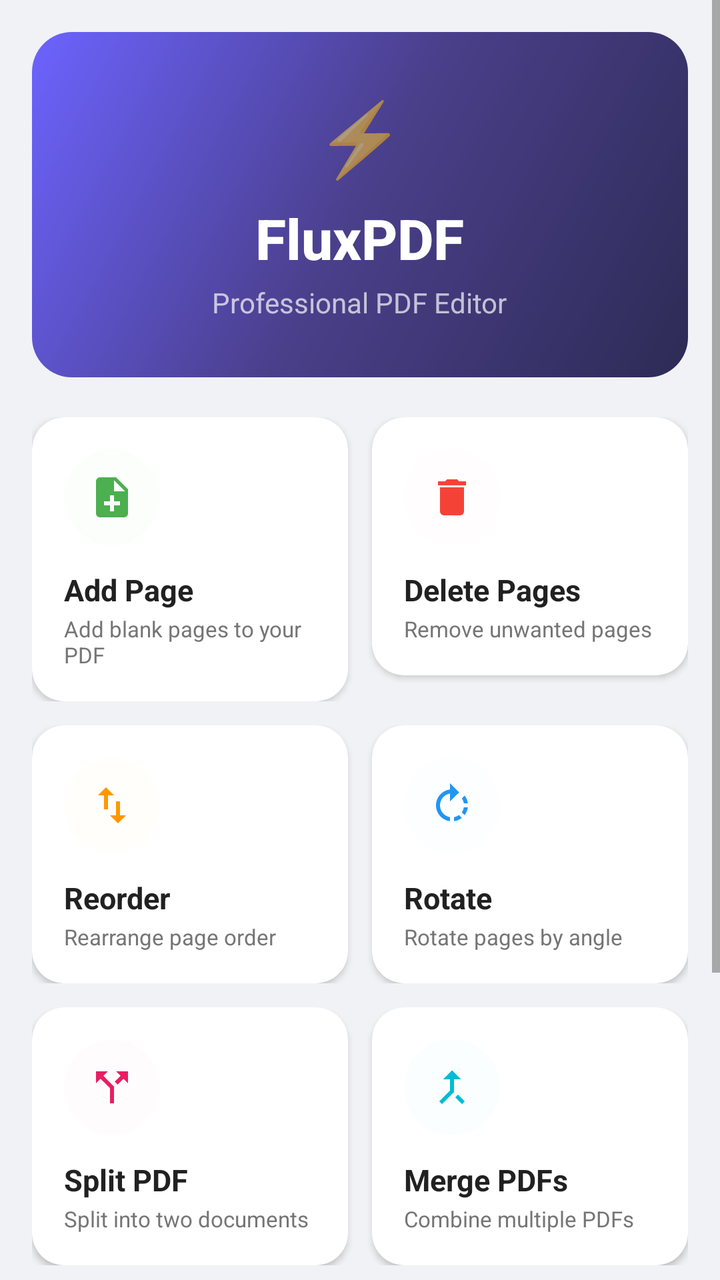
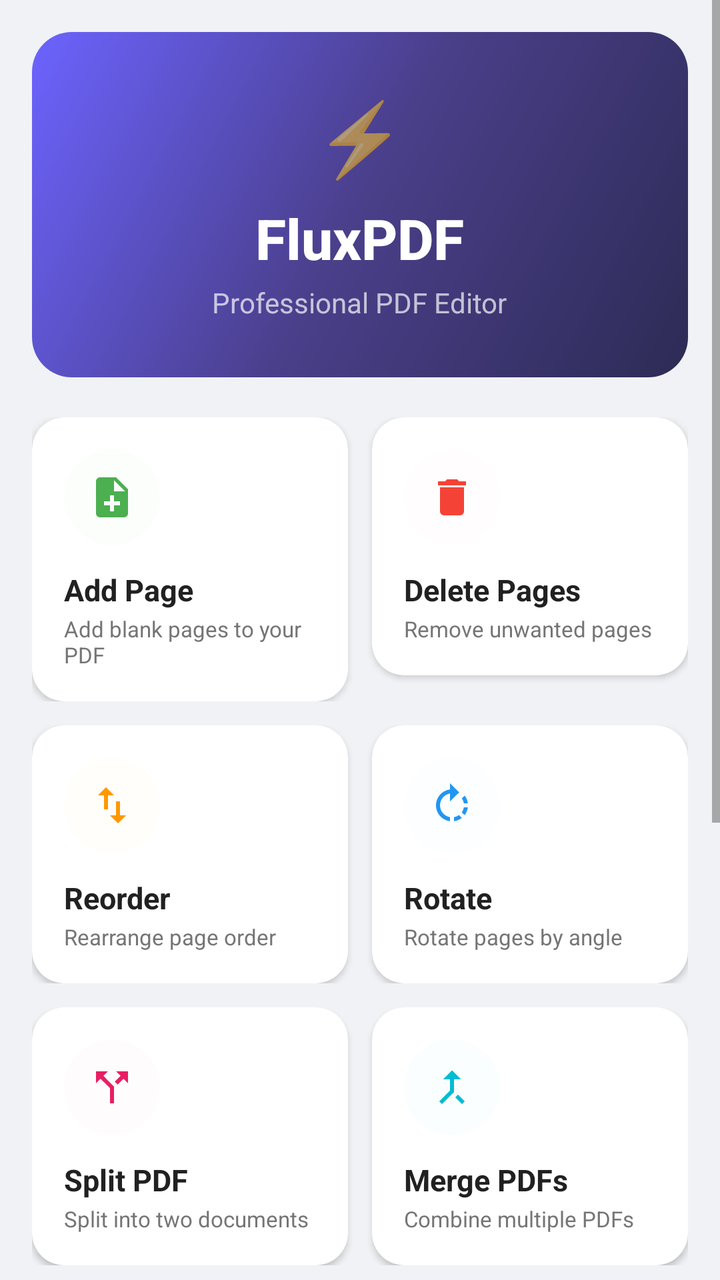

Two renders of the same Android screen: before a commit and after it. Below are the layout's source before the change and the commit's diff.
<!-- AndroidManifest.xml: application theme Theme.Fluxpdf -->
<!-- res/layout/activity_main.xml -->
<?xml version="1.0" encoding="utf-8"?>
<ScrollView xmlns:android="http://schemas.android.com/apk/res/android"
    xmlns:app="http://schemas.android.com/apk/res-auto"
    android:layout_width="match_parent"
    android:layout_height="match_parent"
    android:fillViewport="true"
    android:background="@color/colorBackground">

    <LinearLayout
        android:layout_width="match_parent"
        android:layout_height="wrap_content"
        android:orientation="vertical"
        android:padding="16dp">

        
        <LinearLayout
            android:layout_width="match_parent"
            android:layout_height="wrap_content"
            android:orientation="vertical"
            android:background="@drawable/bg_header"
            android:padding="28dp"
            android:layout_marginBottom="20dp"
            android:gravity="center">

            <TextView
                android:layout_width="wrap_content"
                android:layout_height="wrap_content"
                android:text="⚡"
                android:textSize="36sp"
                android:layout_marginBottom="8dp" />

            <TextView
                android:layout_width="wrap_content"
                android:layout_height="wrap_content"
                android:text="@string/app_name"
                android:textSize="28sp"
                android:textStyle="bold"
                android:textColor="@color/white"
                android:fontFamily="sans-serif-medium" />

            <TextView
                android:layout_width="wrap_content"
                android:layout_height="wrap_content"
                android:text="@string/app_subtitle"
                android:textSize="14sp"
                android:textColor="#B0FFFFFF"
                android:layout_marginTop="4dp" />
        </LinearLayout>

        
        <LinearLayout
            android:layout_width="match_parent"
            android:layout_height="wrap_content"
            android:orientation="horizontal"
            android:layout_marginBottom="12dp"
            android:weightSum="2">

            <com.google.android.material.card.MaterialCardView
                android:id="@+id/cardAddPage"
                android:layout_width="0dp"
                android:layout_height="wrap_content"
                android:layout_weight="1"
                android:layout_marginEnd="6dp"
                app:cardCornerRadius="16dp"
                app:cardElevation="2dp"
                app:strokeWidth="0dp"
                android:clickable="true"
                android:focusable="true"
                android:foreground="?android:attr/selectableItemBackground">

                <LinearLayout
                    android:layout_width="match_parent"
                    android:layout_height="wrap_content"
                    android:orientation="vertical"
                    android:padding="16dp">

                    <FrameLayout
                        android:layout_width="48dp"
                        android:layout_height="48dp"
                        android:background="@drawable/bg_icon_circle"
                        android:backgroundTint="@color/cardIconBgAddPage"
                        android:layout_marginBottom="12dp">

                        <ImageView
                            android:layout_width="24dp"
                            android:layout_height="24dp"
                            android:layout_gravity="center"
                            android:src="@drawable/ic_add_page"
                            app:tint="@color/cardIconAddPage" />
                    </FrameLayout>

                    <TextView
                        android:layout_width="wrap_content"
                        android:layout_height="wrap_content"
                        android:text="@string/title_add_page"
                        android:textSize="15sp"
                        android:textStyle="bold"
                        android:textColor="@color/colorTextPrimary" />

                    <TextView
                        android:layout_width="wrap_content"
                        android:layout_height="wrap_content"
                        android:text="@string/desc_add_page"
                        android:textSize="11sp"
                        android:textColor="@color/colorTextSecondary"
                        android:layout_marginTop="2dp" />
                </LinearLayout>
            </com.google.android.material.card.MaterialCardView>

            <com.google.android.material.card.MaterialCardView
                android:id="@+id/cardDeletePage"
                android:layout_width="0dp"
                android:layout_height="wrap_content"
                android:layout_weight="1"
                android:layout_marginStart="6dp"
                app:cardCornerRadius="16dp"
                app:cardElevation="2dp"
                app:strokeWidth="0dp"
                android:clickable="true"
                android:focusable="true"
                android:foreground="?android:attr/selectableItemBackground">

                <LinearLayout
                    android:layout_width="match_parent"
                    android:layout_height="wrap_content"
                    android:orientation="vertical"
                    android:padding="16dp">

                    <FrameLayout
                        android:layout_width="48dp"
                        android:layout_height="48dp"
                        android:background="@drawable/bg_icon_circle"
                        android:backgroundTint="@color/cardIconBgDelete"
                        android:layout_marginBottom="12dp">

                        <ImageView
                            android:layout_width="24dp"
                            android:layout_height="24dp"
                            android:layout_gravity="center"
                            android:src="@drawable/ic_delete_page"
                            app:tint="@color/cardIconDelete" />
                    </FrameLayout>

                    <TextView
                        android:layout_width="wrap_content"
                        android:layout_height="wrap_content"
                        android:text="@string/title_delete_page"
                        android:textSize="15sp"
                        android:textStyle="bold"
                        android:textColor="@color/colorTextPrimary" />

                    <TextView
                        android:layout_width="wrap_content"
                        android:layout_height="wrap_content"
                        android:text="@string/desc_delete_page"
                        android:textSize="11sp"
                        android:textColor="@color/colorTextSecondary"
                        android:layout_marginTop="2dp" />
                </LinearLayout>
            </com.google.android.material.card.MaterialCardView>
        </LinearLayout>

        
        <LinearLayout
            android:layout_width="match_parent"
            android:layout_height="wrap_content"
            android:orientation="horizontal"
            android:layout_marginBottom="12dp"
            android:weightSum="2">

            <com.google.android.material.card.MaterialCardView
                android:id="@+id/cardReorder"
                android:layout_width="0dp"
                android:layout_height="wrap_content"
                android:layout_weight="1"
                android:layout_marginEnd="6dp"
                app:cardCornerRadius="16dp"
                app:cardElevation="2dp"
                app:strokeWidth="0dp"
                android:clickable="true"
                android:focusable="true"
                android:foreground="?android:attr/selectableItemBackground">

                <LinearLayout
                    android:layout_width="match_parent"
                    android:layout_height="wrap_content"
                    android:orientation="vertical"
                    android:padding="16dp">

                    <FrameLayout
                        android:layout_width="48dp"
                        android:layout_height="48dp"
                        android:background="@drawable/bg_icon_circle"
                        android:backgroundTint="@color/cardIconBgReorder"
                        android:layout_marginBottom="12dp">

                        <ImageView
                            android:layout_width="24dp"
                            android:layout_height="24dp"
                            android:layout_gravity="center"
                            android:src="@drawable/ic_reorder"
                            app:tint="@color/cardIconReorder" />
                    </FrameLayout>

                    <TextView
                        android:layout_width="wrap_content"
                        android:layout_height="wrap_content"
                        android:text="@string/title_reorder"
                        android:textSize="15sp"
                        android:textStyle="bold"
                        android:textColor="@color/colorTextPrimary" />

                    <TextView
                        android:layout_width="wrap_content"
                        android:layout_height="wrap_content"
                        android:text="@string/desc_reorder"
                        android:textSize="11sp"
                        android:textColor="@color/colorTextSecondary"
                        android:layout_marginTop="2dp" />
                </LinearLayout>
            </com.google.android.material.card.MaterialCardView>

            <com.google.android.material.card.MaterialCardView
                android:id="@+id/cardRotate"
                android:layout_width="0dp"
                android:layout_height="wrap_content"
                android:layout_weight="1"
                android:layout_marginStart="6dp"
                app:cardCornerRadius="16dp"
                app:cardElevation="2dp"
                app:strokeWidth="0dp"
                android:clickable="true"
                android:focusable="true"
                android:foreground="?android:attr/selectableItemBackground">

                <LinearLayout
                    android:layout_width="match_parent"
                    android:layout_height="wrap_content"
                    android:orientation="vertical"
                    android:padding="16dp">

                    <FrameLayout
                        android:layout_width="48dp"
                        android:layout_height="48dp"
                        android:background="@drawable/bg_icon_circle"
                        android:backgroundTint="@color/cardIconBgRotate"
                        android:layout_marginBottom="12dp">

                        <ImageView
                            android:layout_width="24dp"
                            android:layout_height="24dp"
                            android:layout_gravity="center"
                            android:src="@drawable/ic_rotate"
                            app:tint="@color/cardIconRotate" />
                    </FrameLayout>

                    <TextView
                        android:layout_width="wrap_content"
                        android:layout_height="wrap_content"
                        android:text="@string/title_rotate"
                        android:textSize="15sp"
                        android:textStyle="bold"
                        android:textColor="@color/colorTextPrimary" />

                    <TextView
                        android:layout_width="wrap_content"
                        android:layout_height="wrap_content"
                        android:text="@string/desc_rotate"
                        android:textSize="11sp"
                        android:textColor="@color/colorTextSecondary"
                        android:layout_marginTop="2dp" />
                </LinearLayout>
            </com.google.android.material.card.MaterialCardView>
        </LinearLayout>

        
        <LinearLayout
            android:layout_width="match_parent"
            android:layout_height="wrap_content"
            android:orientation="horizontal"
            android:layout_marginBottom="12dp"
            android:weightSum="2">

            <com.google.android.material.card.MaterialCardView
                android:id="@+id/cardSplit"
                android:layout_width="0dp"
                android:layout_height="wrap_content"
                android:layout_weight="1"
                android:layout_marginEnd="6dp"
                app:cardCornerRadius="16dp"
                app:cardElevation="2dp"
                app:strokeWidth="0dp"
                android:clickable="true"
                android:focusable="true"
                android:foreground="?android:attr/selectableItemBackground">

                <LinearLayout
                    android:layout_width="match_parent"
                    android:layout_height="wrap_content"
                    android:orientation="vertical"
                    android:padding="16dp">

                    <FrameLayout
                        android:layout_width="48dp"
                        android:layout_height="48dp"
                        android:background="@drawable/bg_icon_circle"
                        android:backgroundTint="@color/cardIconBgSplit"
                        android:layout_marginBottom="12dp">

                        <ImageView
                            android:layout_width="24dp"
                            android:layout_height="24dp"
                            android:layout_gravity="center"
                            android:src="@drawable/ic_split"
                            app:tint="@color/cardIconSplit" />
                    </FrameLayout>

                    <TextView
                        android:layout_width="wrap_content"
                        android:layout_height="wrap_content"
                        android:text="@string/title_split"
                        android:textSize="15sp"
                        android:textStyle="bold"
                        android:textColor="@color/colorTextPrimary" />

                    <TextView
                        android:layout_width="wrap_content"
                        android:layout_height="wrap_content"
                        android:text="@string/desc_split"
                        android:textSize="11sp"
                        android:textColor="@color/colorTextSecondary"
                        android:layout_marginTop="2dp" />
                </LinearLayout>
            </com.google.android.material.card.MaterialCardView>

            <com.google.android.material.card.MaterialCardView
                android:id="@+id/cardMerge"
                android:layout_width="0dp"
                android:layout_height="wrap_content"
                android:layout_weight="1"
                android:layout_marginStart="6dp"
                app:cardCornerRadius="16dp"
                app:cardElevation="2dp"
                app:strokeWidth="0dp"
                android:clickable="true"
                android:focusable="true"
                android:foreground="?android:attr/selectableItemBackground">

                <LinearLayout
                    android:layout_width="match_parent"
                    android:layout_height="wrap_content"
                    android:orientation="vertical"
                    android:padding="16dp">

                    <FrameLayout
                        android:layout_width="48dp"
                        android:layout_height="48dp"
                        android:background="@drawable/bg_icon_circle"
                        android:backgroundTint="@color/cardIconBgMerge"
                        android:layout_marginBottom="12dp">

                        <ImageView
                            android:layout_width="24dp"
                            android:layout_height="24dp"
                            android:layout_gravity="center"
                            android:src="@drawable/ic_merge"
                            app:tint="@color/cardIconMerge" />
                    </FrameLayout>

                    <TextView
                        android:layout_width="wrap_content"
                        android:layout_height="wrap_content"
                        android:text="@string/title_merge"
                        android:textSize="15sp"
                        android:textStyle="bold"
                        android:textColor="@color/colorTextPrimary" />

                    <TextView
                        android:layout_width="wrap_content"
                        android:layout_height="wrap_content"
                        android:text="@string/desc_merge"
                        android:textSize="11sp"
                        android:textColor="@color/colorTextSecondary"
                        android:layout_marginTop="2dp" />
                </LinearLayout>
            </com.google.android.material.card.MaterialCardView>
        </LinearLayout>

        
        <LinearLayout
            android:layout_width="match_parent"
            android:layout_height="wrap_content"
            android:orientation="horizontal"
            android:layout_marginBottom="12dp"
            android:weightSum="2">

            <com.google.android.material.card.MaterialCardView
                android:id="@+id/cardExtract"
                android:layout_width="0dp"
                android:layout_height="wrap_content"
                android:layout_weight="1"
                android:layout_marginEnd="6dp"
                app:cardCornerRadius="16dp"
                app:cardElevation="2dp"
                app:strokeWidth="0dp"
                android:clickable="true"
                android:focusable="true"
                android:foreground="?android:attr/selectableItemBackground">

                <LinearLayout
                    android:layout_width="match_parent"
                    android:layout_height="wrap_content"
                    android:orientation="vertical"
                    android:padding="16dp">

                    <FrameLayout
                        android:layout_width="48dp"
                        android:layout_height="48dp"
                        android:background="@drawable/bg_icon_circle"
                        android:backgroundTint="@color/cardIconBgExtract"
                        android:layout_marginBottom="12dp">

                        <ImageView
                            android:layout_width="24dp"
                            android:layout_height="24dp"
                            android:layout_gravity="center"
                            android:src="@drawable/ic_extract"
                            app:tint="@color/cardIconExtract" />
                    </FrameLayout>

                    <TextView
                        android:layout_width="wrap_content"
                        android:layout_height="wrap_content"
                        android:text="@string/title_extract"
                        android:textSize="15sp"
                        android:textStyle="bold"
                        android:textColor="@color/colorTextPrimary" />

                    <TextView
                        android:layout_width="wrap_content"
                        android:layout_height="wrap_content"
                        android:text="@string/desc_extract"
                        android:textSize="11sp"
                        android:textColor="@color/colorTextSecondary"
                        android:layout_marginTop="2dp" />
                </LinearLayout>
            </com.google.android.material.card.MaterialCardView>

            <com.google.android.material.card.MaterialCardView
                android:id="@+id/cardCrop"
                android:layout_width="0dp"
                android:layout_height="wrap_content"
                android:layout_weight="1"
                android:layout_marginStart="6dp"
                app:cardCornerRadius="16dp"
                app:cardElevation="2dp"
                app:strokeWidth="0dp"
                android:clickable="true"
                android:focusable="true"
                android:foreground="?android:attr/selectableItemBackground">

                <LinearLayout
                    android:layout_width="match_parent"
                    android:layout_height="wrap_content"
                    android:orientation="vertical"
                    android:padding="16dp">

                    <FrameLayout
                        android:layout_width="48dp"
                        android:layout_height="48dp"
                        android:background="@drawable/bg_icon_circle"
                        android:backgroundTint="@color/cardIconBgCrop"
                        android:layout_marginBottom="12dp">

                        <ImageView
                            android:layout_width="24dp"
                            android:layout_height="24dp"
                            android:layout_gravity="center"
                            android:src="@drawable/ic_crop"
                            app:tint="@color/cardIconCrop" />
                    </FrameLayout>

                    <TextView
                        android:layout_width="wrap_content"
                        android:layout_height="wrap_content"
                        android:text="@string/title_crop"
                        android:textSize="15sp"
                        android:textStyle="bold"
                        android:textColor="@color/colorTextPrimary" />

                    <TextView
                        android:layout_width="wrap_content"
                        android:layout_height="wrap_content"
                        android:text="@string/desc_crop"
                        android:textSize="11sp"
                        android:textColor="@color/colorTextSecondary"
                        android:layout_marginTop="2dp" />
                </LinearLayout>
            </com.google.android.material.card.MaterialCardView>
        </LinearLayout>

        
        <TextView
            android:layout_width="match_parent"
            android:layout_height="wrap_content"
            android:text="Select a tool to get started"
            android:textSize="12sp"
            android:textColor="@color/colorTextSecondary"
            android:gravity="center"
            android:layout_marginTop="8dp"
            android:layout_marginBottom="16dp" />

    </LinearLayout>
</ScrollView>
<!-- resources referenced by this layout -->
<resources>
  <color name="cardIconAddPage">#FF4CAF50</color>
  <color name="cardIconBgAddPage">#FFE8F5E9</color>
  <color name="cardIconBgCrop">#FFEDE7F6</color>
  <color name="cardIconBgDelete">#FFFFEBEE</color>
  <color name="cardIconBgExtract">#FFF3E5F5</color>
  <color name="cardIconBgMerge">#FFE0F7FA</color>
  <color name="cardIconBgReorder">#FFFFF3E0</color>
  <color name="cardIconBgRotate">#FFE3F2FD</color>
  <color name="cardIconBgSplit">#FFFCE4EC</color>
  <color name="cardIconCrop">#FF673AB7</color>
  <color name="cardIconDelete">#FFF44336</color>
  <color name="cardIconExtract">#FF9C27B0</color>
  <color name="cardIconMerge">#FF00BCD4</color>
  <color name="cardIconReorder">#FFFF9800</color>
  <color name="cardIconRotate">#FF2196F3</color>
  <color name="cardIconSplit">#FFE91E63</color>
  <color name="colorBackground">#FFF0F2F5</color>
  <color name="colorTextPrimary">#FF212121</color>
  <color name="colorTextSecondary">#FF757575</color>
  <color name="white">#FFFFFFFF</color>
  <!-- drawable bg_icon_circle (drawable) -->
  <?xml version="1.0" encoding="utf-8"?>
  <shape xmlns:android="http://schemas.android.com/apk/res/android"
      android:shape="oval">
      <solid android:color="#22000000" />
      <size
          android:width="48dp"
          android:height="48dp" />
  </shape>
  <!-- drawable ic_extract (drawable) -->
  <?xml version="1.0" encoding="utf-8"?>
  <vector xmlns:android="http://schemas.android.com/apk/res/android"
      android:width="24dp"
      android:height="24dp"
      android:viewportWidth="24"
      android:viewportHeight="24">
      <path
          android:fillColor="#FF9C27B0"
          android:pathData="M19,9h-4V3H9v6H5l7,7 7,-7zM5,18v2h14v-2H5z" />
  </vector>
  <string name="app_name">FluxPDF</string>
  <string name="app_subtitle">Professional PDF Editor</string>
  <string name="desc_add_page">Add blank pages to your PDF</string>
  <string name="desc_crop">Trim page margins</string>
  <string name="desc_delete_page">Remove unwanted pages</string>
  <string name="desc_extract">Extract specific pages</string>
  <string name="desc_merge">Combine multiple PDFs</string>
  <string name="desc_reorder">Rearrange page order</string>
  <string name="desc_rotate">Rotate pages by angle</string>
  <string name="desc_split">Split into two documents</string>
  <string name="title_add_page">Add Page</string>
  <string name="title_crop">Crop Pages</string>
  <string name="title_delete_page">Delete Pages</string>
  <string name="title_extract">Extract</string>
  <string name="title_merge">Merge PDFs</string>
  <string name="title_reorder">Reorder</string>
  <string name="title_rotate">Rotate</string>
  <string name="title_split">Split PDF</string>
  <color name="colorPrimary">#FF6C63FF</color>
  <color name="colorPrimaryDark">#FF5A52D5</color>
  <color name="colorOnPrimary">#FFFFFFFF</color>
  <color name="colorAccent">#FFFF6584</color>
  <color name="colorHeaderBg">#FF2D2B55</color>
  <!-- unchanged entries left out for length: 9 -->
</resources>

<!-- the commit's change to res/layout/activity_main.xml (unified diff, before → after) -->
@@ -498,6 +498,73 @@
                 </LinearLayout>
             </com.google.android.material.card.MaterialCardView>
         </LinearLayout>
+        
+        
+        <LinearLayout
+            android:layout_width="match_parent"
+            android:layout_height="wrap_content"
+            android:orientation="horizontal"
+            android:layout_marginBottom="12dp"
+            android:weightSum="2">
+
+            <com.google.android.material.card.MaterialCardView
+                android:id="@+id/cardViewPdf"
+                android:layout_width="0dp"
+                android:layout_height="wrap_content"
+                android:layout_weight="1"
+                android:layout_marginEnd="6dp"
+                app:cardCornerRadius="16dp"
+                app:cardElevation="2dp"
+                app:strokeWidth="0dp"
+                android:clickable="true"
+                android:focusable="true"
+                android:foreground="?android:attr/selectableItemBackground">
+
+                <LinearLayout
+                    android:layout_width="match_parent"
+                    android:layout_height="wrap_content"
+                    android:orientation="vertical"
+                    android:padding="16dp">
+
+                    <FrameLayout
+                        android:layout_width="48dp"
+                        android:layout_height="48dp"
+                        android:background="@drawable/bg_icon_circle"
+                        android:backgroundTint="@color/cardIconBgView"
+                        android:layout_marginBottom="12dp">
+
+                        <ImageView
+                            android:layout_width="24dp"
+                            android:layout_height="24dp"
+                            android:layout_gravity="center"
+                            android:src="@drawable/ic_view"
+                            app:tint="@color/cardIconView" />
+                    </FrameLayout>
+
+                    <TextView
+                        android:layout_width="wrap_content"
+                        android:layout_height="wrap_content"
+                        android:text="@string/title_view"
+                        android:textSize="15sp"
+                        android:textStyle="bold"
+                        android:textColor="@color/colorTextPrimary" />
+
+                    <TextView
+                        android:layout_width="wrap_content"
+                        android:layout_height="wrap_content"
+                        android:text="@string/desc_view"
+                        android:textSize="11sp"
+                        android:textColor="@color/colorTextSecondary"
+                        android:layout_marginTop="2dp" />
+                </LinearLayout>
+            </com.google.android.material.card.MaterialCardView>
+            
+            <View
+                android:layout_width="0dp"
+                android:layout_height="wrap_content"
+                android:layout_weight="1"
+                android:layout_marginStart="6dp" />
+        </LinearLayout>
 
         
         <TextView
<!-- resource entries referenced after the edit -->
@@ -9,6 +9,7 @@
   <color name="cardIconBgReorder">#FFFFF3E0</color>
   <color name="cardIconBgRotate">#FFE3F2FD</color>
   <color name="cardIconBgSplit">#FFFCE4EC</color>
+  <color name="cardIconBgView">#FFE8F5E9</color>
   <color name="cardIconCrop">#FF673AB7</color>
   <color name="cardIconDelete">#FFF44336</color>
   <color name="cardIconExtract">#FF9C27B0</color>
@@ -16,6 +17,7 @@
   <color name="cardIconReorder">#FFFF9800</color>
   <color name="cardIconRotate">#FF2196F3</color>
   <color name="cardIconSplit">#FFE91E63</color>
+  <color name="cardIconView">#FF4CAF50</color>
   <color name="colorBackground">#FFF0F2F5</color>
   <color name="colorTextPrimary">#FF212121</color>
   <color name="colorTextSecondary">#FF757575</color>
@@ -40,6 +42,16 @@
           android:fillColor="#FF9C27B0"
           android:pathData="M19,9h-4V3H9v6H5l7,7 7,-7zM5,18v2h14v-2H5z" />
   </vector>
+  <!-- drawable ic_view (drawable) -->
+  <vector xmlns:android="http://schemas.android.com/apk/res/android"
+      android:width="24dp"
+      android:height="24dp"
+      android:viewportWidth="24"
+      android:viewportHeight="24">
+      <path
+          android:fillColor="#000000"
+          android:pathData="M12,4.5C7,4.5 2.73,7.61 1,12c1.73,4.39 6,7.5 11,7.5s9.27,-3.11 11,-7.5c-1.73,-4.39 -6,-7.5 -11,-7.5zM12,17c-2.76,0 -5,-2.24 -5,-5s2.24,-5 5,-5 5,2.24 5,5 -2.24,5 -5,5zM12,9c-1.66,0 -3,1.34 -3,3s1.34,3 3,3 3,-1.34 3,-3 -1.34,-3 -3,-3z"/>
+  </vector>
   <string name="app_name">FluxPDF</string>
   <string name="app_subtitle">Professional PDF Editor</string>
   <string name="desc_add_page">Add blank pages to your PDF</string>
@@ -50,6 +62,7 @@
   <string name="desc_reorder">Rearrange page order</string>
   <string name="desc_rotate">Rotate pages by angle</string>
   <string name="desc_split">Split into two documents</string>
+  <string name="desc_view">View and read documents</string>
   <string name="title_add_page">Add Page</string>
   <string name="title_crop">Crop Pages</string>
   <string name="title_delete_page">Delete Pages</string>
@@ -58,6 +71,7 @@
   <string name="title_reorder">Reorder</string>
   <string name="title_rotate">Rotate</string>
   <string name="title_split">Split PDF</string>
+  <string name="title_view">View PDF</string>
   <color name="colorPrimary">#FF6C63FF</color>
   <color name="colorPrimaryDark">#FF5A52D5</color>
   <color name="colorOnPrimary">#FFFFFFFF</color>
